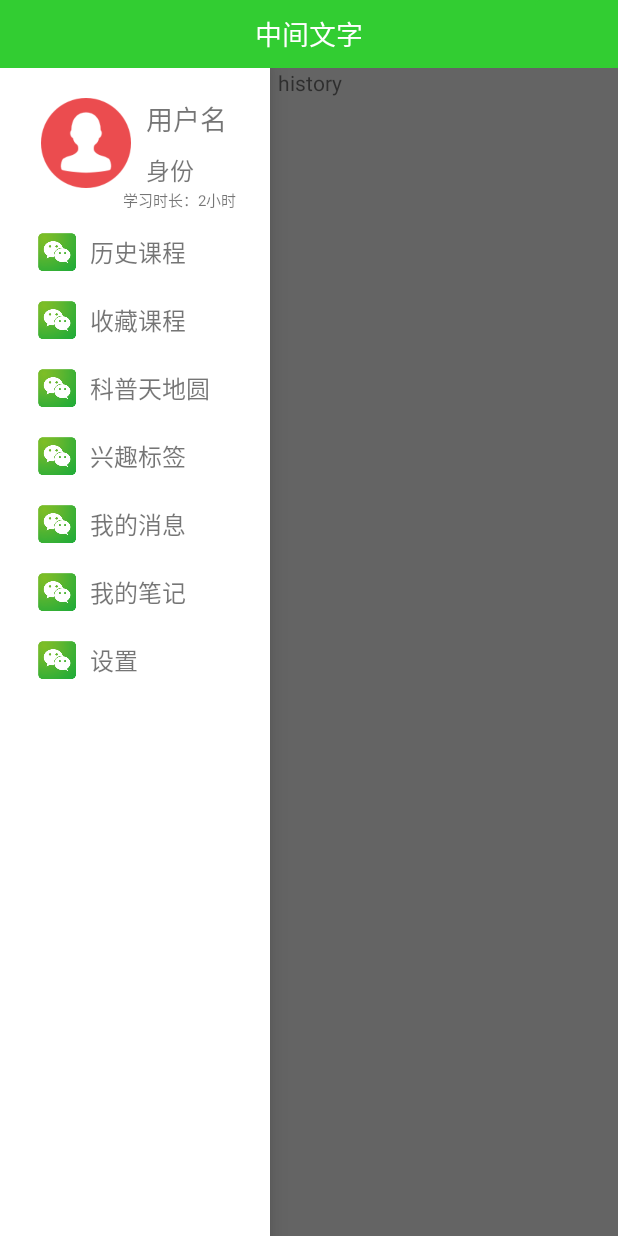
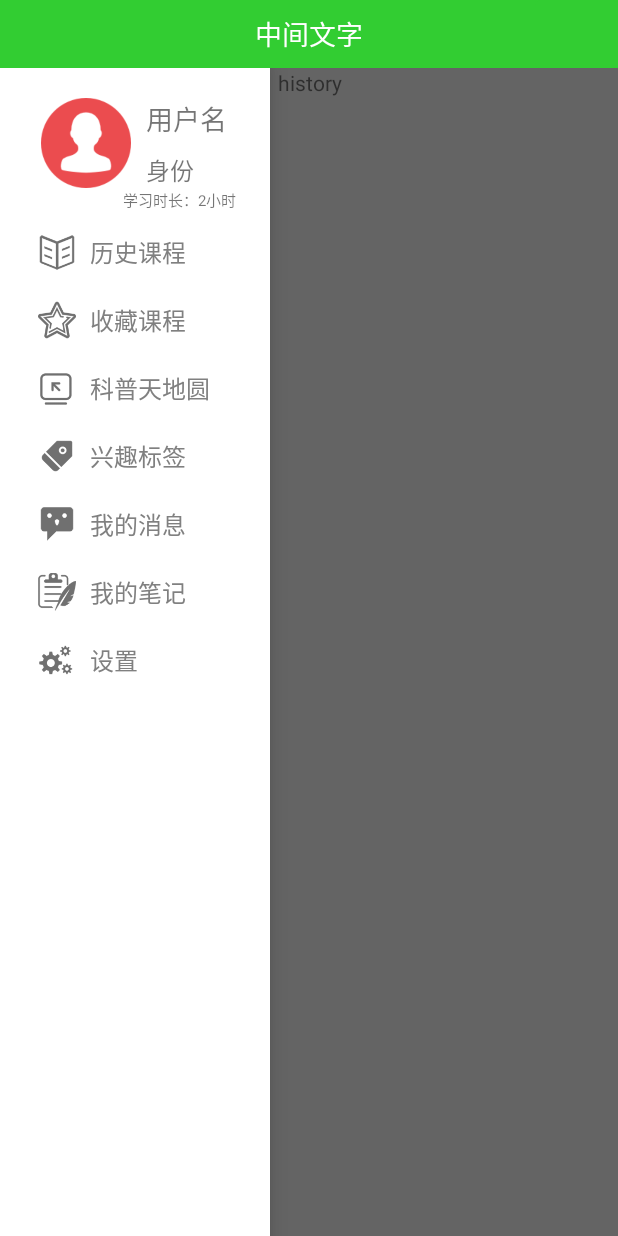
Before and after one commit to GaoZhenGit/Learn_Cloud, an Android app: the fragment HistoryFragment placed in its activity, with the side drawer open, on a phone screen of 412 x 824 dp. Run offline under Robolectric (Android 15) with nearby library versions, the phone set to English and light mode, and no system bars; libraries missing offline, so code that uses them is left out: com.androidquery; 14 statements that could not run were skipped.

Commit message:
icon and text color

```diff
--- a/app/src/main/java/com/ibm/gz/learn_cloud/fragment/HistoryFragment.java
+++ b/app/src/main/java/com/ibm/gz/learn_cloud/fragment/HistoryFragment.java
@@ -1,28 +1,47 @@
 package com.ibm.gz.learn_cloud.fragment;
 
+import android.graphics.Color;
 import android.os.Bundle;
 import android.support.v4.app.Fragment;
 import android.view.LayoutInflater;
 import android.view.View;
 import android.view.ViewGroup;
 
+import com.androidquery.AQuery;
 import com.ibm.gz.learn_cloud.R;
 
 /**
  * Created by host on 2015/8/9.
  */
 public class HistoryFragment extends Fragment {
+    private AQuery aq;
 
     @Override
     public void onCreate(Bundle savedInstanceState) {
         super.onCreate(savedInstanceState);
+        aq=new AQuery(getActivity());
     }
 
     @Override
     public View onCreateView(LayoutInflater inflater, ViewGroup container,
                              Bundle savedInstanceState) {
-        View contextView = null;
-        contextView=inflater.inflate(R.layout.fragment_history,container,false);
+        View contextView =inflater.inflate(R.layout.fragment_history,container,false);
         return contextView;
     }
+    @Override
+    public void onPause(){
+        super.onPause();
+        aq.id(R.id.btn_history).background(R.color.white);//背景色
+        aq.id(R.id.img_history).image(R.drawable.lesson_gray);//图标
+        aq.id(R.id.text_history).getTextView().setTextColor(getResources().getColor(R.color.grey));
+    }
+    @Override
+    public void onResume(){
+        super.onResume();
+        aq.id(R.id.btn_history).background(R.color.light_grey);
+        aq.id(R.id.img_history).image(R.drawable.lesson_red);
+//        aq.id(R.id.text_history).textColor(R.color.red);
+        aq.id(R.id.text_history).getTextView().setTextColor(getResources().getColor(R.color.red));
+        aq.id(R.id.title_mid_text).text("历史课程");
+    }
 }
--- a/app/src/main/res/layout/left_menu.xml
+++ b/app/src/main/res/layout/left_menu.xml
@@ -56,16 +56,19 @@
         android:background="@drawable/btn_selector_drawlayout">
 
         <ImageView
+            android:id="@+id/img_history"
             android:layout_width="@dimen/drawer_img_edge"
             android:layout_height="@dimen/drawer_img_edge"
             android:layout_centerVertical="true"
             android:layout_marginLeft="@dimen/drawer_margin_left"
-            android:src="@drawable/weixin"/>
+            android:src="@drawable/lesson_gray"/>
 
         <TextView
+            android:id="@+id/text_history"
             android:layout_width="wrap_content"
             android:layout_height="wrap_content"
             android:text="历史课程"
+            android:textColor="@color/grey"
             android:textSize="@dimen/text_size_middle"
             android:layout_centerVertical="true"
             android:layout_alignParentLeft="true"
@@ -78,17 +81,20 @@
         android:layout_height="@dimen/drawer_btn_height">
 
         <ImageView
+            android:id="@+id/img_collect"
             android:layout_width="@dimen/drawer_img_edge"
             android:layout_height="@dimen/drawer_img_edge"
             android:layout_centerVertical="true"
             android:layout_marginLeft="@dimen/drawer_margin_left"
-            android:src="@drawable/weixin"/>
+            android:src="@drawable/collect_gray"/>
 
         <TextView
+            android:id="@+id/text_collect"
             android:layout_width="wrap_content"
             android:layout_height="wrap_content"
             android:text="收藏课程"
             android:textSize="@dimen/text_size_middle"
+            android:textColor="@color/grey"
             android:layout_centerVertical="true"
             android:layout_alignParentLeft="true"
             android:layout_marginLeft="60dp"/>
@@ -100,17 +106,20 @@
         android:layout_height="@dimen/drawer_btn_height">
 
         <ImageView
+            android:id="@+id/img_popularization"
             android:layout_width="@dimen/drawer_img_edge"
             android:layout_height="@dimen/drawer_img_edge"
             android:layout_centerVertical="true"
             android:layout_marginLeft="@dimen/drawer_margin_left"
-            android:src="@drawable/weixin"/>
+            android:src="@drawable/popularization_gray"/>
 
         <TextView
+            android:id="@+id/text_popularization"
             android:layout_width="wrap_content"
             android:layout_height="wrap_content"
             android:text="科普天地圆"
             android:textSize="@dimen/text_size_middle"
+            android:textColor="@color/grey"
             android:layout_centerVertical="true"
             android:layout_alignParentLeft="true"
             android:layout_marginLeft="60dp"/>
@@ -122,17 +131,20 @@
         android:layout_height="@dimen/drawer_btn_height">
 
         <ImageView
+            android:id="@+id/img_interest"
             android:layout_width="@dimen/drawer_img_edge"
             android:layout_height="@dimen/drawer_img_edge"
             android:layout_centerVertical="true"
             android:layout_marginLeft="@dimen/drawer_margin_left"
-            android:src="@drawable/weixin"/>
+            android:src="@drawable/tag_gray"/>
 
         <TextView
+            android:id="@+id/text_interest"
             android:layout_width="wrap_content"
             android:layout_height="wrap_content"
             android:text="兴趣标签"
             android:textSize="@dimen/text_size_middle"
+            android:textColor="@color/grey"
             android:layout_centerVertical="true"
             android:layout_alignParentLeft="true"
             android:layout_marginLeft="60dp"/>
@@ -144,17 +156,20 @@
         android:layout_height="@dimen/drawer_btn_height">
 
         <ImageView
+            android:id="@+id/img_message"
             android:layout_width="@dimen/drawer_img_edge"
             android:layout_height="@dimen/drawer_img_edge"
             android:layout_centerVertical="true"
             android:layout_marginLeft="@dimen/drawer_margin_left"
-            android:src="@drawable/weixin"/>
+            android:src="@drawable/msg_gray"/>
 
         <TextView
+            android:id="@+id/text_message"
             android:layout_width="wrap_content"
             android:layout_height="wrap_content"
             android:text="我的消息"
             android:textSize="@dimen/text_size_middle"
+            android:textColor="@color/grey"
             android:layout_centerVertical="true"
             android:layout_alignParentLeft="true"
             android:layout_marginLeft="60dp"/>
@@ -166,17 +181,20 @@
         android:layout_height="@dimen/drawer_btn_height">
 
         <ImageView
+            android:id="@+id/img_note"
             android:layout_width="@dimen/drawer_img_edge"
             android:layout_height="@dimen/drawer_img_edge"
             android:layout_centerVertical="true"
             android:layout_marginLeft="@dimen/drawer_margin_left"
-            android:src="@drawable/weixin"/>
+            android:src="@drawable/note_gray"/>
 
         <TextView
+            android:id="@+id/text_note"
             android:layout_width="wrap_content"
             android:layout_height="wrap_content"
             android:text="我的笔记"
             android:textSize="@dimen/text_size_middle"
+            android:textColor="@color/grey"
             android:layout_centerVertical="true"
             android:layout_alignParentLeft="true"
             android:layout_marginLeft="60dp"/>
@@ -188,17 +206,20 @@
         android:layout_height="@dimen/drawer_btn_height">
 
         <ImageView
+            android:id="@+id/img_setting"
             android:layout_width="@dimen/drawer_img_edge"
             android:layout_height="@dimen/drawer_img_edge"
             android:layout_centerVertical="true"
             android:layout_marginLeft="@dimen/drawer_margin_left"
-            android:src="@drawable/weixin"/>
+            android:src="@drawable/setting_gray"/>
 
         <TextView
+            android:id="@+id/text_setting"
             android:layout_width="wrap_content"
             android:layout_height="wrap_content"
             android:text="设置"
             android:textSize="@dimen/text_size_middle"
+            android:textColor="@color/grey"
             android:layout_centerVertical="true"
             android:layout_alignParentLeft="true"
             android:layout_marginLeft="60dp"/>
```
Also changed, not shown: app/src/main/java/com/ibm/gz/learn_cloud/activity/MainActivity.java (+44 -22 lines), app/src/main/java/com/ibm/gz/learn_cloud/fragment/CollectFragment.java (added, +46 -0 lines), app/src/main/res/layout/fragment_collect.xml (added, +10 -0 lines), app/src/main/res/drawable/collect_gray.png (added), app/src/main/res/drawable/collect_red.png (added), app/src/main/res/drawable/lesson_gray.png (added), app/src/main/res/drawable/lesson_red.png (added), app/src/main/res/drawable/msg_gray.png (added), app/src/main/res/drawable/msg_red.png (added), app/src/main/res/drawable/note_gray.png (added), app/src/main/res/drawable/note_red.png (added), app/src/main/res/drawable/popularization_gray.png (added), app/src/main/res/drawable/popularization_red.png (added), app/src/main/res/drawable/setting_gray.png (added), 3 more files.
